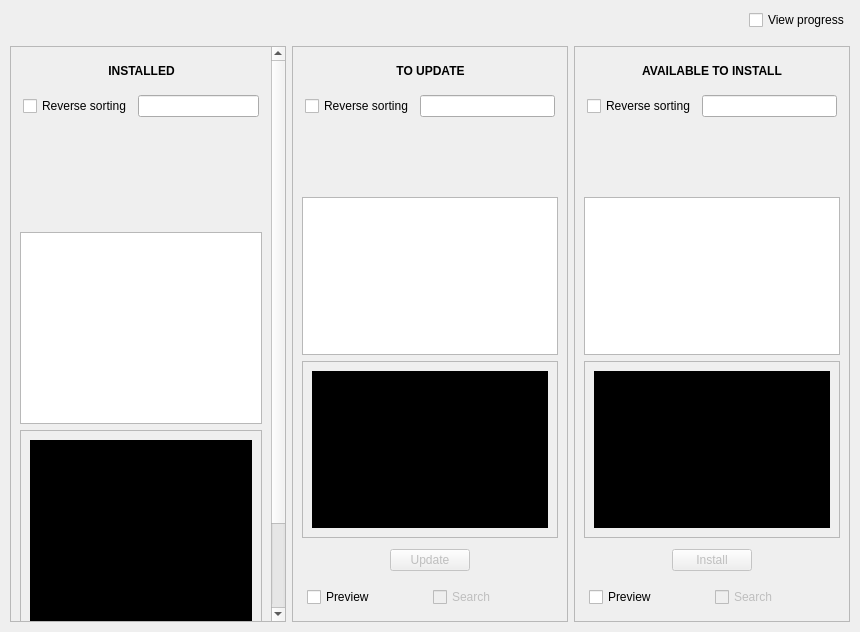
Qt form src/mainwindowview.ui (juliagoda/pak-gui) before a commit.
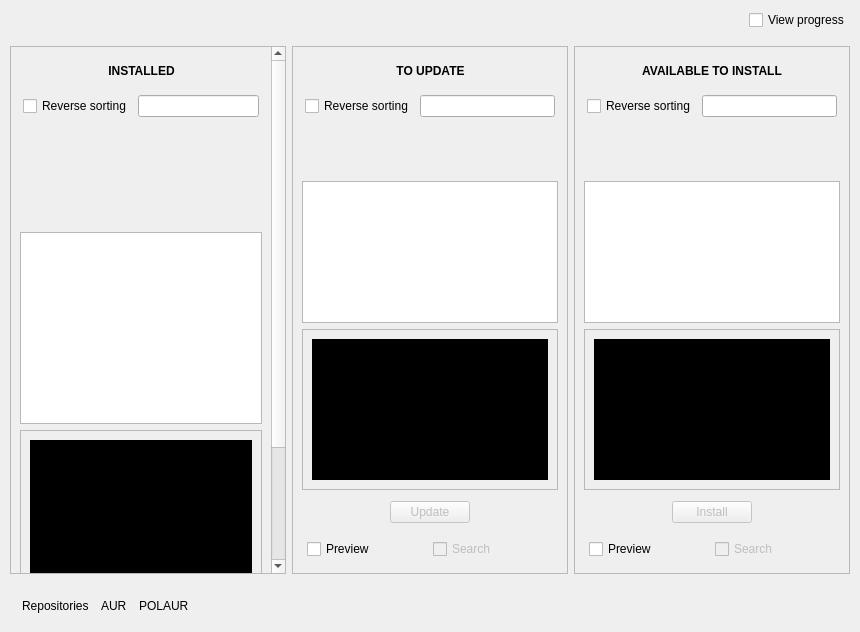
The same form after that commit. Custom widgets are drawn as their Qt base class.

Commit message: Added diods for repos access

```diff
--- a/src/mainwindowview.ui
+++ b/src/mainwindowview.ui
@@ -110,8 +110,8 @@
            <rect>
             <x>0</x>
             <y>0</y>
-            <width>260</width>
-            <height>702</height>
+            <width>255</width>
+            <height>709</height>
            </rect>
           </property>
           <layout class="QVBoxLayout" name="verticalLayout">
@@ -287,8 +287,8 @@
                <rect>
                 <x>0</x>
                 <y>0</y>
-                <width>240</width>
-                <height>210</height>
+                <width>239</width>
+                <height>204</height>
                </rect>
               </property>
               <layout class="QVBoxLayout" name="verticalLayout_4">
@@ -408,8 +408,8 @@
            <rect>
             <x>0</x>
             <y>0</y>
-            <width>274</width>
-            <height>571</height>
+            <width>272</width>
+            <height>527</height>
            </rect>
           </property>
           <layout class="QVBoxLayout" name="verticalLayout_2">
@@ -585,8 +585,8 @@
                <rect>
                 <x>0</x>
                 <y>0</y>
-                <width>254</width>
-                <height>166</height>
+                <width>256</width>
+                <height>143</height>
                </rect>
               </property>
               <layout class="QVBoxLayout" name="verticalLayout_5">
@@ -706,8 +706,8 @@
            <rect>
             <x>0</x>
             <y>0</y>
-            <width>274</width>
-            <height>571</height>
+            <width>272</width>
+            <height>527</height>
            </rect>
           </property>
           <layout class="QVBoxLayout" name="verticalLayout_3">
@@ -883,8 +883,8 @@
                <rect>
                 <x>0</x>
                 <y>0</y>
-                <width>254</width>
-                <height>166</height>
+                <width>256</width>
+                <height>143</height>
                </rect>
               </property>
               <layout class="QVBoxLayout" name="verticalLayout_6">
@@ -996,10 +996,86 @@
        </item>
       </layout>
      </item>
+     <item>
+      <widget class="QWidget" name="leds_widget" native="true">
+       <layout class="QVBoxLayout" name="verticalLayout_9">
+        <item>
+         <layout class="QHBoxLayout" name="horizontalLayout_12">
+          <property name="leftMargin">
+           <number>2</number>
+          </property>
+          <property name="topMargin">
+           <number>2</number>
+          </property>
+          <property name="rightMargin">
+           <number>2</number>
+          </property>
+          <property name="bottomMargin">
+           <number>2</number>
+          </property>
+          <item>
+           <widget class="KLed" name="repos_kled">
+            <property name="state">
+             <enum>KLed::On</enum>
+            </property>
+           </widget>
+          </item>
+          <item>
+           <widget class="QLabel" name="repo_led_label">
+            <property name="text">
+             <string>Repositories</string>
+            </property>
+           </widget>
+          </item>
+          <item>
+           <widget class="KLed" name="aur_kled"/>
+          </item>
+          <item>
+           <widget class="QLabel" name="aur_led_label">
+            <property name="text">
+             <string>AUR</string>
+            </property>
+           </widget>
+          </item>
+          <item>
+           <widget class="KLed" name="polaur_kled"/>
+          </item>
+          <item>
+           <widget class="QLabel" name="polaur_led_label">
+            <property name="text">
+             <string>POLAUR</string>
+            </property>
+           </widget>
+          </item>
+          <item>
+           <spacer name="horizontalSpacer_14">
+            <property name="orientation">
+             <enum>Qt::Horizontal</enum>
+            </property>
+            <property name="sizeHint" stdset="0">
+             <size>
+              <width>40</width>
+              <height>20</height>
+             </size>
+            </property>
+           </spacer>
+          </item>
+         </layout>
+        </item>
+       </layout>
+      </widget>
+     </item>
     </layout>
    </item>
   </layout>
  </widget>
+ <customwidgets>
+  <customwidget>
+   <class>KLed</class>
+   <extends>QWidget</extends>
+   <header>kled.h</header>
+  </customwidget>
+ </customwidgets>
  <resources/>
  <connections>
   <connection>
```
Left out of the diff: 3 changed lines with no effect on the pictures. The commit also changes 9 other files.
